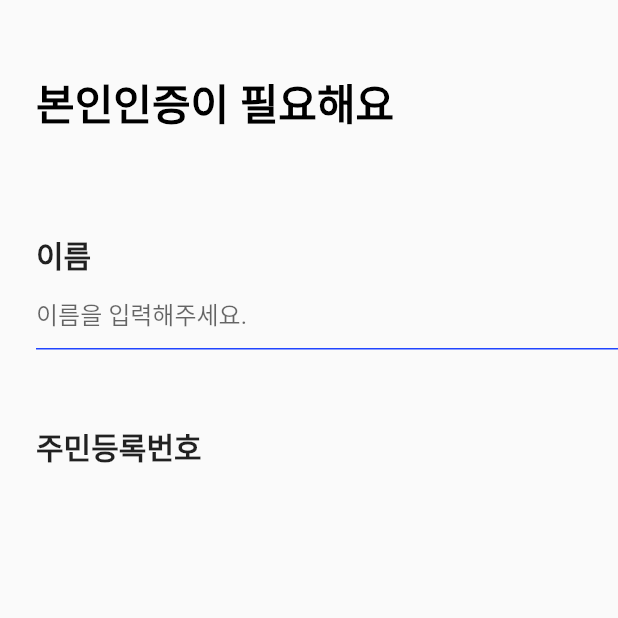
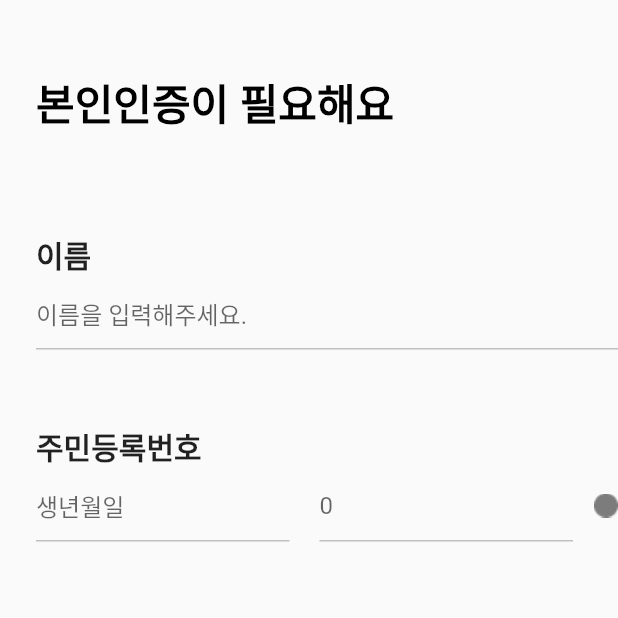
Before and after one commit to Club-PARD/Team-Appsolutely, a Flutter app: the Join1 screen opened directly, on a phone screen of 412 x 824 dp, the top half of it. Run offline on Flutter 3.47's test engine with Material 2 defaults, Android fonts, the phone set to English and light mode, and no system bars; our stand-ins replace animated_splash_screen, carousel_slider, cloud_firestore, firebase_auth, firebase_core, flutter_screenutil and 3 more; accounts and stored records are empty; Roboto replaces fonts that are missing (Pretendard).

Commit message:
join_update

```diff
--- a/lib/Screen/Join/Join.dart
+++ b/lib/Screen/Join/Join.dart
@@ -14,6 +14,8 @@ class _Join1State extends State<Join1> {
   final namecontroller = TextEditingController();
   final registNumcontroller = TextEditingController();
   final PhoNumcontroller = TextEditingController();
+  final gendercontroller = TextEditingController();
+
 
   @override
   Widget build(BuildContext context) {
@@ -29,6 +31,14 @@ class _Join1State extends State<Join1> {
             MyTextField(contents: '이름을 입력해주세요.', controller: namecontroller),
             const SizedBox(height: 50),
             Text('주민등록번호', style: Title5Style()),
+             Row(children: [
+                 Flexible(child: MyTextField(contents: '생년월일', controller: registNumcontroller)),
+                 SizedBox(width: 20),
+                 Flexible(child: MyTextField(contents: '0', controller: gendercontroller)),
+                 SizedBox(width: 14),
+                //  MyWidget().Dot()
+                Image.asset('assets/img/Dot.png')
+              ],),
           ],
         ),
       ),
--- a/lib/utils/widget.dart
+++ b/lib/utils/widget.dart
@@ -19,10 +19,10 @@ class MyTextField extends StatelessWidget {
       decoration: InputDecoration(
         hintText: contents,
         enabledBorder: const UnderlineInputBorder(
-          borderSide: BorderSide(color: Color(0XFF2145FF)),
+          borderSide: BorderSide(color: Color(0XFFC0C0C0)),
         ),
         focusedBorder: const UnderlineInputBorder(
-          borderSide: BorderSide(color: Color(0XFF2145FF)),
+          borderSide: BorderSide(color: Colors.black),
         ),
         border: const UnderlineInputBorder(
           borderSide: BorderSide(color: Color(0XFF2145FF)),
@@ -73,3 +73,10 @@ class LoginButton extends StatelessWidget {
     );
   }
 }
+
+class MyWidget {
+
+  Widget Dot(){
+    return Image.asset('assets/img/dot.png');
+  }
+}
--- a/pubspec.yaml
+++ b/pubspec.yaml
@@ -71,6 +71,7 @@ flutter:
     - assets/img/
     - assets/img/splash1.png
     - assets/img/splash2.png
+    - assets/img/Dot.png
   #   - images/a_dot_ham.jpeg
 
   # An image asset can refer to one or more resolution-specific "variants", see
```
Also changed, not shown: lib/app.dart (+5 -5 lines), assets/img/Dot.png (added).
